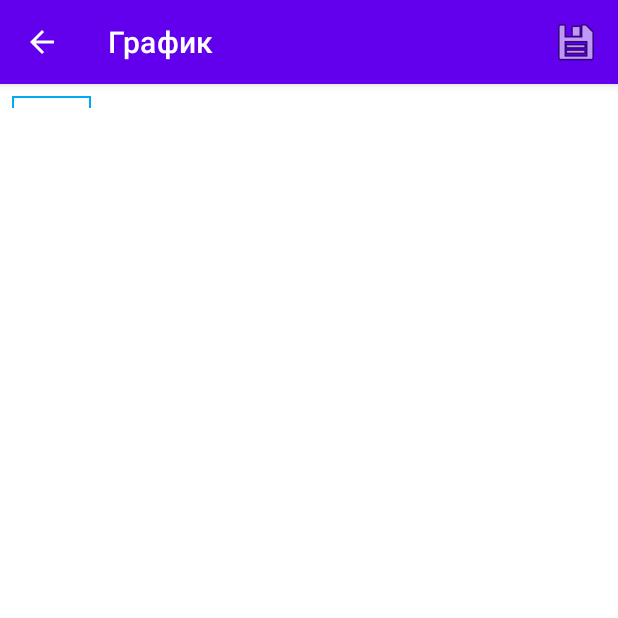
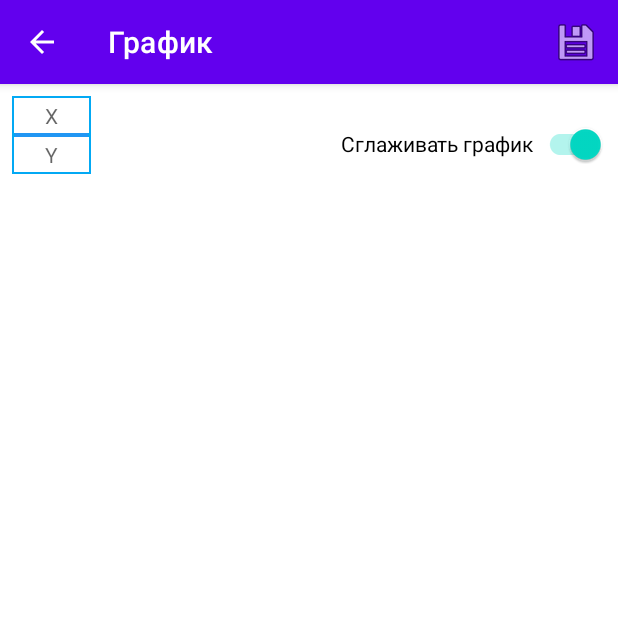
Before and after one commit to llerik/chartloader, an Android app: the ChartActivity screen opened directly, with no data from a screen before it, on a phone screen of 412 x 824 dp, the top half of it. Run offline under Robolectric (Android 15) with nearby library versions, the phone set to English and light mode, and no system bars; our stand-ins replace RxJava.

Commit message:
Добавлен переключатель сглаживания графика

```diff
--- a/app/src/main/java/ru/sorokin/kirill/chartloader/presentation/chart/ChartActivity.kt
+++ b/app/src/main/java/ru/sorokin/kirill/chartloader/presentation/chart/ChartActivity.kt
@@ -14,6 +14,7 @@ import android.view.MenuItem
 import android.view.View
 import android.widget.Toast
 import androidx.appcompat.app.AppCompatActivity
+import androidx.appcompat.widget.SwitchCompat
 import androidx.lifecycle.ViewModel
 import androidx.lifecycle.ViewModelProvider
 import androidx.recyclerview.widget.RecyclerView
@@ -33,6 +34,7 @@ import ru.sorokin.kirill.chartloader.presentation.view.ChartView
 class ChartActivity : AppCompatActivity(R.layout.chart_activity) {
     private lateinit var viewModel: ChartViewModel
     private lateinit var chartView: ChartView
+    private lateinit var switchView: SwitchCompat
 
     override fun onCreate(savedInstanceState: Bundle?) {
         super.onCreate(savedInstanceState)
@@ -48,6 +50,10 @@ class ChartActivity : AppCompatActivity(R.layout.chart_activity) {
         val models = parcelablesArray.asList().map { it as PointModel }
         Log.d(TAG, "onCreate: $models")
 
+        switchView = findViewById(R.id.switch_smooth)
+        switchView.setOnCheckedChangeListener { _, isChecked ->
+            chartView.setSmooth(isChecked)
+        }
         chartView = findViewById(R.id.chart_view)
         findViewById<RecyclerView>(R.id.recycler_view)?.apply {
             adapter = PointListAdapter(models)
--- a/app/src/main/java/ru/sorokin/kirill/chartloader/presentation/view/ChartView.kt
+++ b/app/src/main/java/ru/sorokin/kirill/chartloader/presentation/view/ChartView.kt
@@ -52,6 +52,15 @@ class ChartView @JvmOverloads constructor(
     private var scale = 1f
 
     /**
+     * Установить флаг сглаживания [isSmooth]
+     */
+    fun setSmooth(isSmooth: Boolean) {
+        this.isSmooth = isSmooth
+        Log.d(TAG, "setSmooth: $isSmooth")
+        updatePath()
+    }
+
+    /**
      * Установить список точек для формирования графика
      * @param list список точек
      * @param isSmooth сглаживание
@@ -60,11 +69,28 @@ class ChartView @JvmOverloads constructor(
         Log.d(TAG, "setContent: ")
         points.clear()
         points.addAll(list)
+        this.isSmooth = isSmooth
+        updatePath()
+    }
+
+    override fun onDraw(canvas: Canvas) {
+        super.onDraw(canvas)
+        canvas.scale(scale, scale)
+        canvas.drawColor(Color.WHITE)
+        canvas.translate(distance.x, distance.y)
+
+
+        paint.style = Paint.Style.STROKE
+        canvas.drawPath(pathLine, paint)
+
+        paint.style = Paint.Style.FILL_AND_STROKE
+        canvas.drawPath(pathPoints, paint)
+    }
+
+    private fun updatePath() {
         pathLine.reset()
         pathPoints.reset()
-        this.isSmooth = isSmooth
-
-        for ((i, point) in list.withIndex()) {
+        for ((i, point) in points.withIndex()) {
             if (i == 0) {
                 pathLine.moveTo(point.point.x, point.point.y)
             } else {
@@ -88,20 +114,6 @@ class ChartView @JvmOverloads constructor(
         }
         Log.d(TAG, "setContent: distance: $distance")
         invalidate()
-    }
-
-    override fun onDraw(canvas: Canvas) {
-        super.onDraw(canvas)
-        canvas.scale(scale, scale)
-        canvas.drawColor(Color.WHITE)
-        canvas.translate(distance.x, distance.y)
-
-
-        paint.style = Paint.Style.STROKE
-        canvas.drawPath(pathLine, paint)
-
-        paint.style = Paint.Style.FILL_AND_STROKE
-        canvas.drawPath(pathPoints, paint)
     }
 
     override fun onTouchEvent(event: MotionEvent): Boolean {
@@ -163,7 +175,7 @@ class ChartView @JvmOverloads constructor(
                 distancePoint = distance
                 scale = scaleFactor
                 smooth = isSmooth
-                setContent(getList(), isSmooth)
+                updatePath()
             }
         } else {
             super.onRestoreInstanceState(state)
--- a/app/src/main/res/layout/chart_activity.xml
+++ b/app/src/main/res/layout/chart_activity.xml
@@ -19,9 +19,9 @@
 
             <TextView
                 android:id="@+id/coordinate_x"
+                style="@style/table_row_item"
                 android:layout_width="wrap_content"
                 android:layout_height="wrap_content"
-                style="@style/table_row_item"
                 android:layout_column="1"
                 android:text="@string/coordinate_x" />
 
@@ -31,9 +31,9 @@
 
             <TextView
                 android:id="@+id/coordinate_y"
+                style="@style/table_row_item"
                 android:layout_width="wrap_content"
                 android:layout_height="wrap_content"
-                style="@style/table_row_item"
                 android:layout_column="1"
                 android:text="@string/coordinate_y" />
         </TableRow>
@@ -52,6 +52,17 @@
         app:layout_constraintTop_toTopOf="parent"
         tools:listitem="@layout/point_view_holder_layout" />
 
+    <androidx.appcompat.widget.SwitchCompat
+        android:id="@+id/switch_smooth"
+        android:checked="true"
+        android:text="@string/toggle_smooth"
+        android:layout_width="wrap_content"
+        android:layout_height="wrap_content"
+        android:layout_marginEnd="@dimen/small"
+        android:layout_marginTop="@dimen/small"
+        app:layout_constraintEnd_toEndOf="parent"
+        app:layout_constraintTop_toBottomOf="@+id/recycler_view" />
+
     <ru.sorokin.kirill.chartloader.presentation.view.ChartView
         android:id="@+id/chart_view"
         android:layout_width="0dp"
@@ -60,6 +71,6 @@
         app:layout_constraintBottom_toBottomOf="parent"
         app:layout_constraintEnd_toEndOf="parent"
         app:layout_constraintStart_toStartOf="parent"
-        app:layout_constraintTop_toBottomOf="@+id/recycler_view" />
+        app:layout_constraintTop_toBottomOf="@+id/switch_smooth" />
 
 </androidx.constraintlayout.widget.ConstraintLayout>
--- a/app/src/main/res/values/strings.xml
+++ b/app/src/main/res/values/strings.xml
@@ -14,4 +14,5 @@
     <string name="show">Посмотреть</string>
     <string name="show_image">Открыть изображение</string>
     <string name="error_show_image">Не найдено приложений для работы с изображениями</string>
+    <string name="toggle_smooth">Сглаживать график</string>
 </resources>
```
